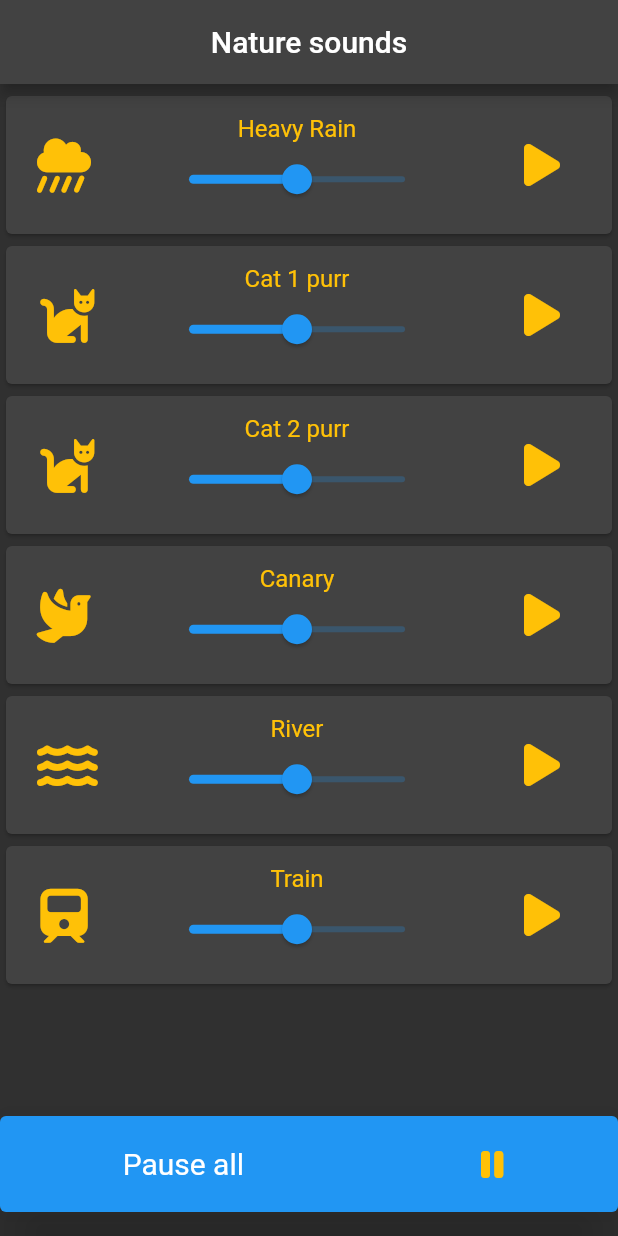
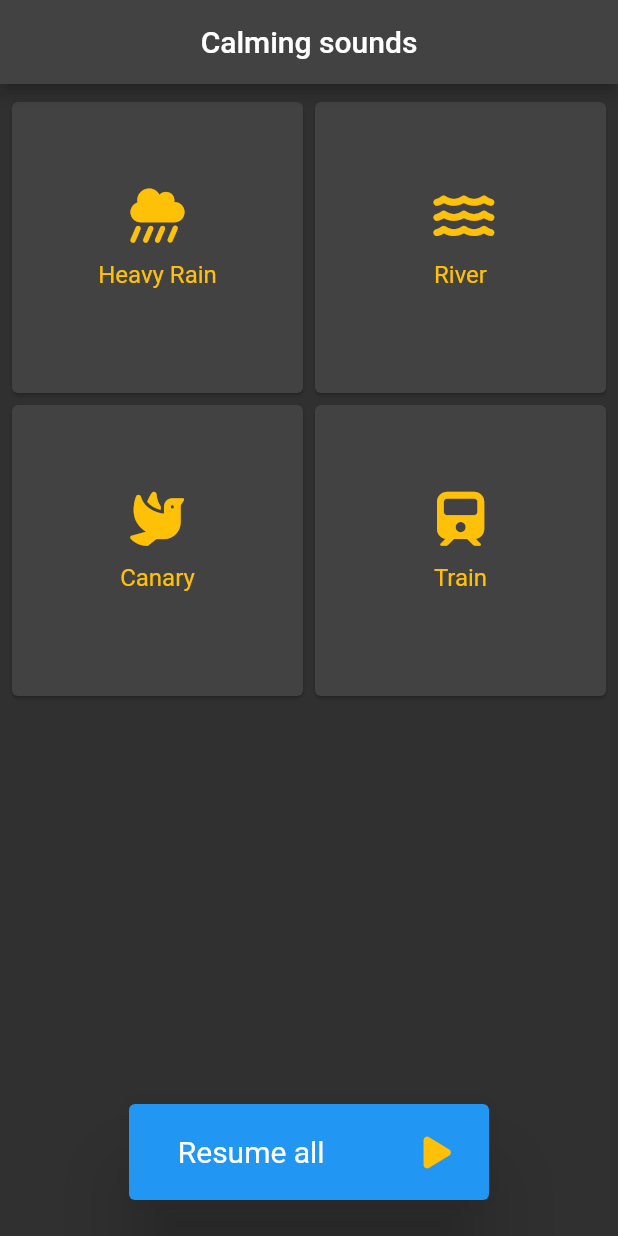
Before and after one commit to alona-tepukhina/nature_sounds, a Flutter app: the screen it shows after launch, on a phone screen of 412 x 824 dp. Run offline on Flutter 3.47's test engine with Material 2 defaults, Android fonts, the phone set to English and light mode, and no system bars; our stand-ins replace audioplayers, font_awesome_flutter.

Commit message:
switched to gridview

```diff
--- a/lib/homepage.dart
+++ b/lib/homepage.dart
@@ -1,31 +1,41 @@
 import 'package:flutter/material.dart';
 import 'package:font_awesome_flutter/font_awesome_flutter.dart';
+import 'package:nature_sounds/play_stop_provider.dart';
 import 'sound_card.dart';
 import 'package:audioplayers/audioplayers.dart';
+import 'package:provider/provider.dart';
 
 class HomePage extends StatefulWidget {
   const HomePage({Key? key}) : super(key: key);
 
-  //static List<AudioPlayer> players = [];
-  static List<AudioPlayer> playersNow = [];
+  //static List<AudioPlayer> playersNow = [];
+  static List<SoundCard> playersNowCards = [];
 
   @override
   State<HomePage> createState() => _HomePageState();
 }
 
 class _HomePageState extends State<HomePage> {
-  IconData playStopIcon = FontAwesomeIcons.pause;
-  String playStopAllText = 'Pause all';
+  IconData? playStopIcon;
+  String? playStopAllText;
+
+  @override
+  void initState() {
+    playStopIcon = FontAwesomeIcons.snowflake;
+    playStopAllText = 'Select sounds';
+    super.initState();
+  }
 
   @override
   Widget build(BuildContext context) {
-    return Stack(
+    return Container(
+      padding: const EdgeInsets.symmetric(vertical: 8, horizontal: 4),
+      child: Stack(
         alignment: Alignment.bottomCenter,
         children: [
-        ListView(
-          scrollDirection: Axis.vertical,
+          GridView.count(
+            crossAxisCount: 2,
             children: [
-            const SizedBox(height: 4.0),
               SoundCard(
                 player: AudioPlayer(),
                 soundName: 'Heavy Rain',
@@ -34,16 +44,22 @@ class _HomePageState extends State<HomePage> {
               ),
               SoundCard(
                 player: AudioPlayer(),
-              soundName: 'Cat 1 purr',
-              fileName: '561176__philsapphire__cat-purr.wav',
-              soundIconData: FontAwesomeIcons.cat,
+                soundName: 'River',
+                fileName: '459406__pfannkuchn__small-river-1-fast-distant.wav',
+                soundIconData: FontAwesomeIcons.water,
               ),
-            SoundCard(
-              player: AudioPlayer(),
-              soundName: 'Cat 2 purr',
-              fileName: '624162__atakantrcn__purr.wav',
-              soundIconData: FontAwesomeIcons.cat,
-            ),
+              // SoundCard(
+              //   player: AudioPlayer(),
+              //   soundName: 'Cat 1 purr',
+              //   fileName: '561176__philsapphire__cat-purr.wav',
+              //   soundIconData: FontAwesomeIcons.cat,
+              // ),
+              // SoundCard(
+              //   player: AudioPlayer(),
+              //   soundName: 'Cat 2 purr',
+              //   fileName: '624162__atakantrcn__purr.wav',
+              //   soundIconData: FontAwesomeIcons.cat,
+              // ),
               SoundCard(
                 player: AudioPlayer(),
                 soundName: 'Canary',
@@ -52,17 +68,10 @@ class _HomePageState extends State<HomePage> {
               ),
               SoundCard(
                 player: AudioPlayer(),
-              soundName: 'River',
-              fileName: '459406__pfannkuchn__small-river-1-fast-distant.wav',
-              soundIconData: FontAwesomeIcons.water,
-            ),
-            SoundCard(
-              player: AudioPlayer(),
                 soundName: 'Train',
                 fileName: '202341__eriaperse__ter-court.mp3',
                 soundIconData: FontAwesomeIcons.train,
               ),
-            const SizedBox(height: 92),
             ],
           ),
           Card(
@@ -70,40 +79,68 @@ class _HomePageState extends State<HomePage> {
             margin: const EdgeInsets.only(bottom: 16),
             elevation: 24,
             child: SizedBox(
-            //width: 240,
+              width: 240,
               height: 64,
-            child: Row(
+              child: Consumer<PlayStopProvider>(
+                builder: (context, model, child) {
+                  bool isPlayed = model.isPlayedMultiple;
+                  playStopAllText = isPlayed ? 'Pause all' : 'Resume all';
+                  playStopIcon =
+                      isPlayed ? FontAwesomeIcons.pause : FontAwesomeIcons.play;
+
+                  return Row(
                     mainAxisAlignment: MainAxisAlignment.spaceAround,
                     children: [
                       Padding(
-                  padding: const EdgeInsets.only(left: 24, right: 24),
+                        padding: const EdgeInsets.only(left: 24, right: 32),
                         child: Text(
-                    playStopAllText,
+                          playStopAllText!,
                           style: const TextStyle(fontSize: 20),
                           textAlign: TextAlign.center,
                         ),
                       ),
                       IconButton(
                         onPressed: () {
-                    setState(() {
-                      if (HomePage.playersNow.any((player) =>
-                              player.state == PlayerState.playing) ==
-                          true) {
-                        for (var player in HomePage.playersNow) {
-                          if (player.state == PlayerState.playing) {
-                            player.pause();
+                          if (context
+                              .read<PlayStopProvider>()
+                              .isPlayedMultiple) {
+                            for (var card in HomePage.playersNowCards) {
+                              if (card.player.state == PlayerState.playing) {
+                                card.player.pause();
+                                Provider.of<PlayStopProvider>(context,
+                                        listen: false)
+                                    .togglePlayMultiple(false);
                               }
                             }
-                        playStopIcon = FontAwesomeIcons.play;
-                        playStopAllText = 'Resume all';
+
+                            //playStopAllText = 'Pause all';
                           } else {
-                        for (var player in HomePage.playersNow) {
-                          player.resume();
+                            for (var card in HomePage.playersNowCards) {
+                              card.player.resume();
+                              Provider.of<PlayStopProvider>(context,
+                                      listen: false)
+                                  .togglePlayMultiple(true);
                             }
-                        playStopIcon = FontAwesomeIcons.pause;
-                        playStopAllText = 'Pause all';
                           }
-                    });
+
+                          //setState(() {
+                          // if (HomePage.playersNow.any((player) =>
+                          // player.state == PlayerState.playing) ==
+                          //     true) {
+                          //   for (var player in HomePage.playersNow) {
+                          //     if (player.state == PlayerState.playing) {
+                          //       player.pause();
+                          //     }
+                          //   }
+                          //   playStopIcon = FontAwesomeIcons.play;
+                          //   playStopAllText = 'Resume all';
+                          // } else {
+                          //   for (var player in HomePage.playersNow) {
+                          //     player.resume();
+                          //   }
+                          //   playStopIcon = FontAwesomeIcons.pause;
+                          //   playStopAllText = 'Pause all';
+                          // }
                         },
                         icon: Icon(
                           playStopIcon,
@@ -111,10 +148,13 @@ class _HomePageState extends State<HomePage> {
                         ),
                       ),
                     ],
+                  );
+                },
               ),
             ),
           ),
         ],
+      ),
     );
   }
 }
--- a/lib/main.dart
+++ b/lib/main.dart
@@ -1,8 +1,13 @@
 import 'package:flutter/material.dart';
+import 'package:nature_sounds/play_stop_provider.dart';
+import 'package:provider/provider.dart';
 import 'homepage.dart';
 
 void main() {
-  runApp(const MyApp());
+  runApp(ChangeNotifierProvider(
+    create: (context) => PlayStopProvider(),
+    child: const MyApp(),
+  ));
 }
 
 class MyApp extends StatelessWidget {
@@ -20,7 +25,7 @@ class MyApp extends StatelessWidget {
 
       home: Scaffold(
         appBar: AppBar(
-          title: const Text('Nature sounds'),
+          title: const Text('Calming sounds'),
           centerTitle: true,
         ),
         body: const HomePage(),
--- /dev/null
+++ b/lib/play_stop_provider.dart
@@ -0,0 +1,12 @@
+import 'package:flutter/cupertino.dart';
+
+class PlayStopProvider extends ChangeNotifier {
+  bool isPlayedMultiple;
+
+  PlayStopProvider({this.isPlayedMultiple = false});
+
+  void togglePlayMultiple(bool newValue) {
+    isPlayedMultiple = newValue;
+    notifyListeners();
+  }
+}
--- a/lib/sound_card.dart
+++ b/lib/sound_card.dart
@@ -1,17 +1,20 @@
 import 'package:flutter/material.dart';
 import 'package:audioplayers/audioplayers.dart';
 import 'package:nature_sounds/homepage.dart';
-import 'sound_player.dart';
 import 'package:font_awesome_flutter/font_awesome_flutter.dart';
+import 'package:nature_sounds/play_stop_provider.dart';
+import 'package:provider/provider.dart';
 
 class SoundCard extends StatefulWidget {
-  const SoundCard({
+  SoundCard({
     Key? key,
     required this.player,
     this.soundIconData = FontAwesomeIcons.itunesNote,
     required this.soundName,
     required this.fileName,
-  }) : super(key: key);
+  }) : super(key: key) {
+    player.setReleaseMode(ReleaseMode.loop);
+  }
 
   final String soundName;
   final String fileName;
@@ -29,51 +32,68 @@ class SoundCard extends StatefulWidget {
 
 class _SoundCardState extends State<SoundCard> {
   double currentVolume = 0.5;
-  IconData playStopIcon = FontAwesomeIcons.play;
+
   bool isPlayed = false;
   Color? cardColor = SoundCard.inactiveCardColor;
 
   void playStop() async {
+    //isPlayed = !isPlayed;
+
     if (widget.player.state == PlayerState.playing) {
-      playStopIcon = FontAwesomeIcons.play;
+      //if (isPlayed = true) {
       cardColor = SoundCard.inactiveCardColor;
+      isPlayed = false;
       await widget.player.pause();
-      HomePage.playersNow.remove(widget.player);
+      context.read<PlayStopProvider>().togglePlayMultiple(false);
+
+      HomePage.playersNowCards.remove(widget);
     } else {
-      //isPlayed = false;
       cardColor = SoundCard.activeCardColor;
-      playStopIcon = FontAwesomeIcons.pause;
+      isPlayed = true;
       await widget.player
           .play(AssetSource(widget.fileName), volume: currentVolume);
-      HomePage.playersNow.add(widget.player);
+
+      HomePage.playersNowCards.add(widget);
+      context.read<PlayStopProvider>().togglePlayMultiple(true);
     }
   }
 
   @override
   Widget build(BuildContext context) {
-    return SizedBox(
-      height: 100,
+    // widget.player.setReleaseMode(ReleaseMode.loop);
+
+    return GestureDetector(
+      onTap: () {
+        setState(() {
+          playStop();
+        });
+      },
       child: Card(
         color: cardColor,
-        margin: const EdgeInsets.symmetric(vertical: 4.0, horizontal: 4.0),
-        child: Row(
+        //margin: const EdgeInsets.symmetric(vertical: 4.0, horizontal: 4.0),
+        child: Column(
           mainAxisAlignment: MainAxisAlignment.spaceAround,
-          crossAxisAlignment: CrossAxisAlignment.center,
+          children: [
+            Column(
+              //mainAxisAlignment: MainAxisAlignment.spaceBetween,
               children: [
                 Icon(
                   widget.soundIconData,
                 ),
-            Column(
-              mainAxisAlignment: MainAxisAlignment.center,
-              children: [
-                Column(
-                  children: [
+                const SizedBox(
+                  height: 12,
+                ),
                 Text(
                   widget.soundName,
-                      style:
-                          const TextStyle(fontSize: 16.0, color: Colors.amber),
+                  style: const TextStyle(fontSize: 16.0, color: Colors.amber),
                 ),
-                    Slider(
+                const SizedBox(
+                  height: 12,
+                ),
+                Visibility(
+                  //visible: false,
+                  visible: isPlayed,
+                  child: Slider(
                     value: currentVolume,
                     min: 0,
                     max: 1,
@@ -81,27 +101,11 @@ class _SoundCardState extends State<SoundCard> {
                       setState(() {
                         currentVolume = newValue;
                         widget.player.setVolume(newValue);
-
-                          // if (newValue > 0.1) {
-                          //   playStop();
-                          // }
                       });
                     },
                   ),
-                  ],
                 ),
               ],
-            ),
-            IconButton(
-              onPressed: () {
-                setState(() {
-                  playStop();
-                });
-              },
-              icon: Icon(
-                playStopIcon,
-                size: 32.0,
-              ),
             ),
           ],
         ),
--- a/pubspec.yaml
+++ b/pubspec.yaml
@@ -36,8 +36,9 @@ dependencies:
   # The following adds the Cupertino Icons font to your application.
   # Use with the CupertinoIcons class for iOS style icons.
   cupertino_icons: ^1.0.2
-  audioplayers: ^1.0.1
+  audioplayers: ^1.1.1
   font_awesome_flutter: ^10.1.0
+  provider: ^6.0.4
 
 
 dev_dependencies:
```
Also changed, not shown: lib/sound_player.dart (deleted, +0 -28 lines), pubspec.lock. Lines whose indentation alone changed are shown as unchanged.
